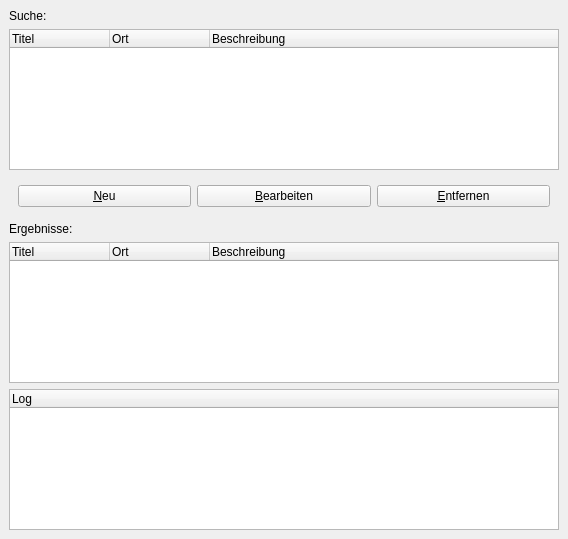
Old version of the form core/gui_ui_main.ui in the repository shahrutul/p2p.
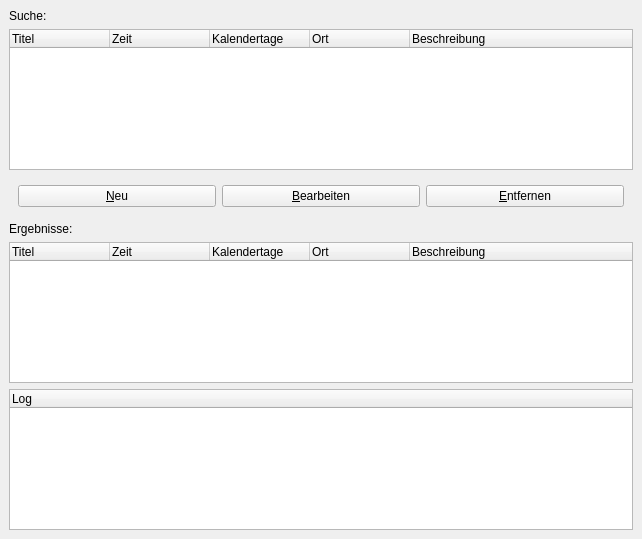
New version of the form.

Commit message: Unicode-Probleme behoben

Patch:
```diff
--- a/core/gui_ui_main.ui
+++ b/core/gui_ui_main.ui
@@ -6,7 +6,7 @@
    <rect>
     <x>0</x>
     <y>0</y>
-    <width>568</width>
+    <width>642</width>
     <height>539</height>
    </rect>
   </property>
@@ -29,6 +29,16 @@
         <string>Titel</string>
        </property>
       </column>
+      <column>
+       <property name="text">
+        <string>Zeit</string>
+       </property>
+      </column>
+      <column>
+       <property name="text">
+        <string>Kalendertage</string>
+       </property>
+      </column>
       <column>
        <property name="text">
         <string>Ort</string>
@@ -85,6 +95,16 @@
         <string>Titel</string>
        </property>
       </column>
+      <column>
+       <property name="text">
+        <string>Zeit</string>
+       </property>
+      </column>
+      <column>
+       <property name="text">
+        <string>Kalendertage</string>
+       </property>
+      </column>
       <column>
        <property name="text">
         <string>Ort</string>
```
The commit also changes 1 other file.
